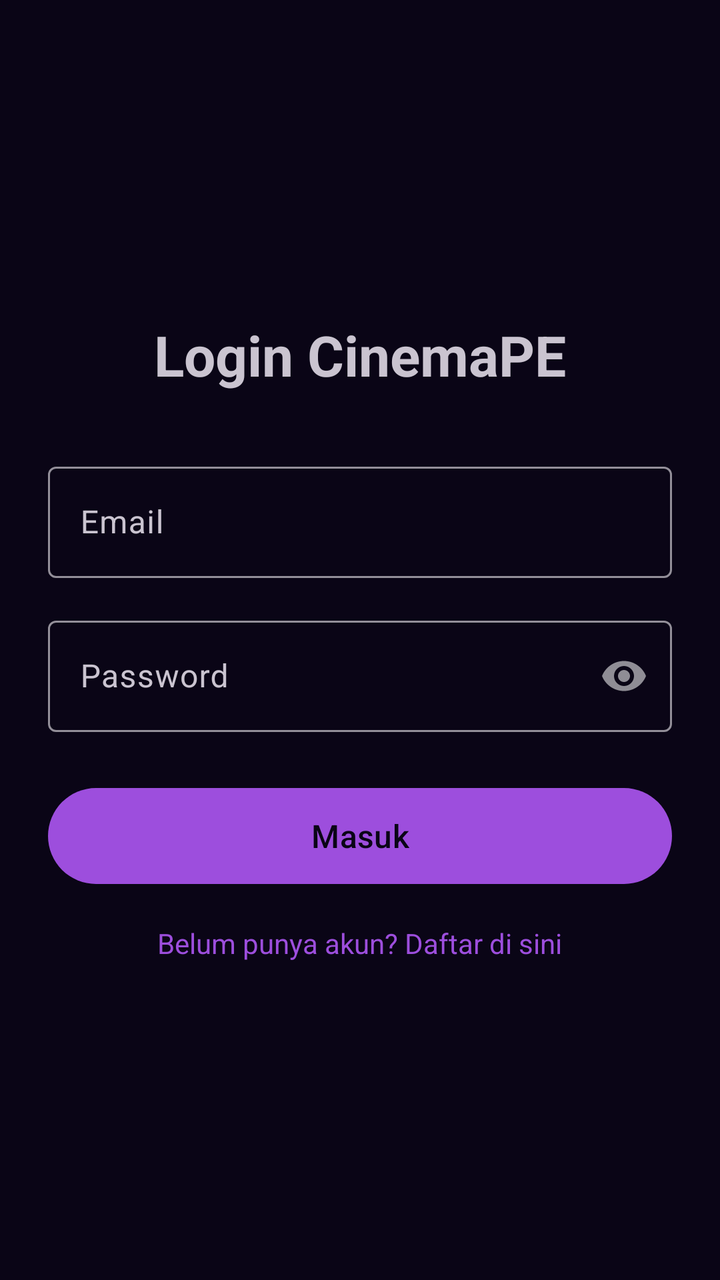
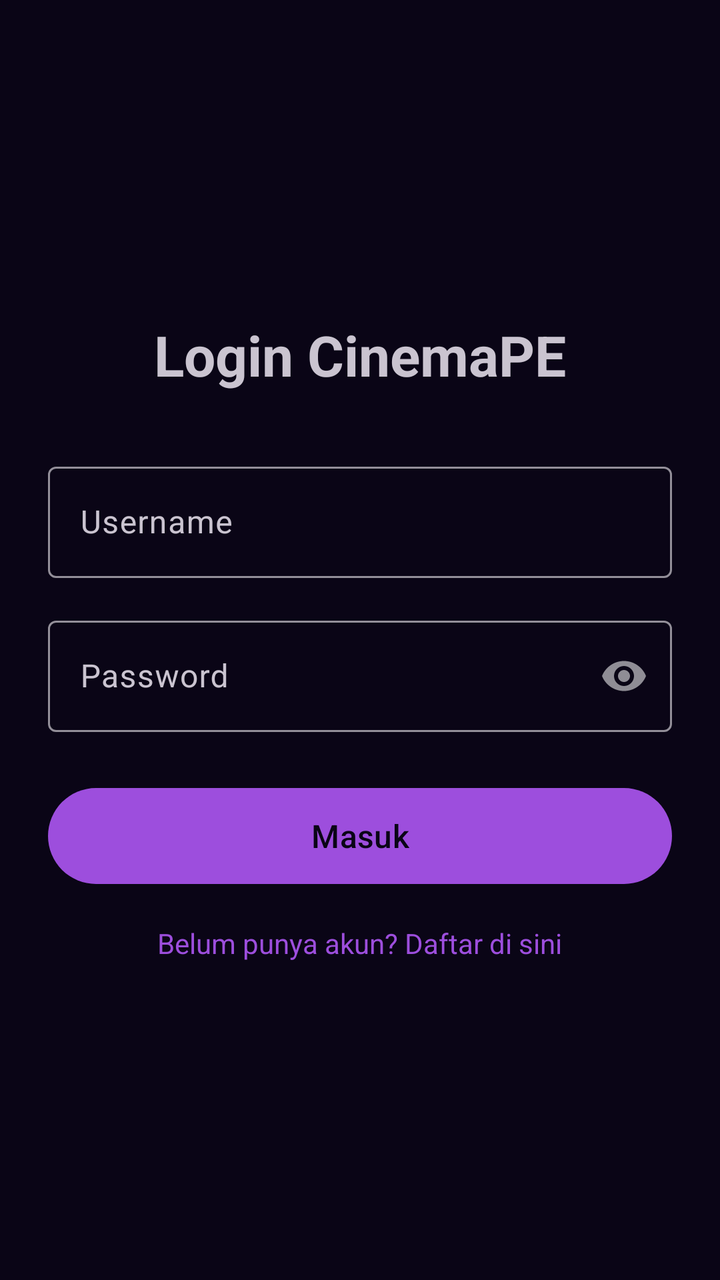

Compare the two renders of this Android layout. The source of the first and the diff that turns it into the second are given below.
<!-- AndroidManifest.xml: application theme Theme.CinemaPE -->
<!-- res/layout/activity_login.xml -->
<?xml version="1.0" encoding="utf-8"?>
<LinearLayout xmlns:android="http://schemas.android.com/apk/res/android"
    xmlns:app="http://schemas.android.com/apk/res-auto"
    android:layout_width="match_parent"
    android:layout_height="match_parent"
    android:orientation="vertical"
    android:padding="24dp"
    android:gravity="center_vertical">

    <TextView
        android:layout_width="wrap_content"
        android:layout_height="wrap_content"
        android:text="@string/login_title"
        android:textSize="28sp"
        android:textStyle="bold"
        android:layout_gravity="center_horizontal"
        android:layout_marginBottom="32dp"/>

    <com.google.android.material.textfield.TextInputLayout
        android:layout_width="match_parent"
        android:layout_height="wrap_content"
        android:hint="@string/hint_email"
        style="@style/Widget.Material3.TextInputLayout.OutlinedBox"
        android:layout_marginBottom="16dp">

        <com.google.android.material.textfield.TextInputEditText
            android:id="@+id/edtEmail"
            android:layout_width="match_parent"
            android:layout_height="wrap_content"
            android:inputType="textEmailAddress"/>
    </com.google.android.material.textfield.TextInputLayout>

    <com.google.android.material.textfield.TextInputLayout
        android:layout_width="match_parent"
        android:layout_height="wrap_content"
        android:hint="@string/hint_password"
        app:passwordToggleEnabled="true"
        style="@style/Widget.Material3.TextInputLayout.OutlinedBox"
        android:layout_marginBottom="24dp">

        <com.google.android.material.textfield.TextInputEditText
            android:id="@+id/edtPassword"
            android:layout_width="match_parent"
            android:layout_height="wrap_content"
            android:inputType="textPassword"/>
    </com.google.android.material.textfield.TextInputLayout>

    <Button
        android:id="@+id/btnLogin"
        android:layout_width="match_parent"
        android:layout_height="56dp"
        android:text="@string/btn_login"
        android:textSize="16sp"
        android:layout_marginBottom="16dp"/>

    <TextView
        android:id="@+id/tvToRegister"
        android:layout_width="wrap_content"
        android:layout_height="wrap_content"
        android:text="@string/to_register"
        android:layout_gravity="center_horizontal"
        android:textColor="?attr/colorPrimary"/>

</LinearLayout>
<!-- resources referenced by this layout -->
<resources>
  <string name="btn_login">Masuk</string>
  <string name="hint_email">Email</string>
  <string name="hint_password">Password</string>
  <string name="login_title">Login CinemaPE</string>
  <string name="to_register">Belum punya akun? Daftar di sini</string>
  <style name="Theme.CinemaPE" parent="Base.Theme.CinemaPE" />
  <style name="Base.Theme.CinemaPE" parent="Theme.Material3.Dark.NoActionBar">
          <item name="colorPrimary">@color/purple_primary</item>
          <item name="colorOnPrimary">@color/purple_bg_dark</item>
  
          <item name="android:windowBackground">@color/purple_bg_dark</item>
          <item name="colorSurface">@color/purple_card_dark</item>
          <item name="colorOnSurface">@color/text_main</item>
  
          <item name="colorPrimaryContainer">@color/purple_bg_dark</item>
          <item name="colorOnPrimaryContainer">@color/purple_primary</item>
          <item name="colorSurfaceVariant">@color/purple_bg_dark</item>
  
          <item name="colorSecondaryContainer">#269D4EDD</item>
          <item name="colorOnSecondaryContainer">@color/purple_primary</item>
  
          <item name="android:statusBarColor">@color/purple_bg_dark</item>
      </style>
  <color name="purple_primary">#FF9D4EDD</color>
  <color name="purple_bg_dark">#FF0A0516</color>
  <color name="purple_card_dark">#FF181126</color>
  <color name="text_main">#FFF5F5F7</color>
</resources>

<!-- the commit's change to res/layout/activity_login.xml (unified diff, before → after) -->
@@ -19,15 +19,15 @@
     <com.google.android.material.textfield.TextInputLayout
         android:layout_width="match_parent"
         android:layout_height="wrap_content"
-        android:hint="@string/hint_email"
+        android:hint="@string/hint_username"
         style="@style/Widget.Material3.TextInputLayout.OutlinedBox"
         android:layout_marginBottom="16dp">
 
         <com.google.android.material.textfield.TextInputEditText
-            android:id="@+id/edtEmail"
+            android:id="@+id/edtUsername"
             android:layout_width="match_parent"
             android:layout_height="wrap_content"
-            android:inputType="textEmailAddress"/>
+            android:inputType="text"/>
     </com.google.android.material.textfield.TextInputLayout>
 
     <com.google.android.material.textfield.TextInputLayout
<!-- resource entries referenced after the edit -->
@@ -1,8 +1,8 @@
 <!-- resources referenced by this layout -->
 <resources>
   <string name="btn_login">Masuk</string>
-  <string name="hint_email">Email</string>
   <string name="hint_password">Password</string>
+  <string name="hint_username">Username</string>
   <string name="login_title">Login CinemaPE</string>
   <string name="to_register">Belum punya akun? Daftar di sini</string>
   <style name="Theme.CinemaPE" parent="Base.Theme.CinemaPE" />
